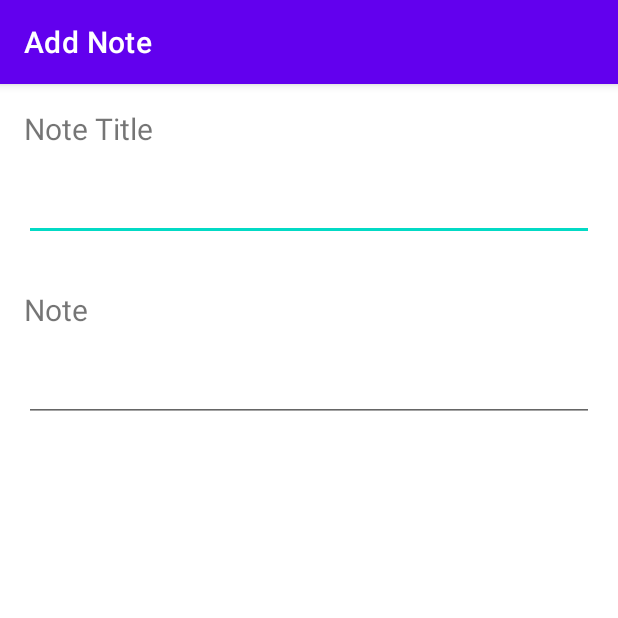
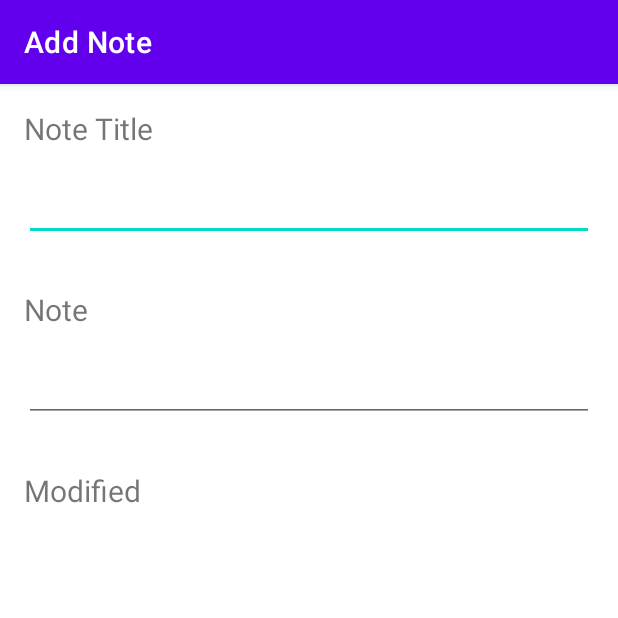
Before and after one commit to tnt177/WineNotes, an Android app: the screen it shows after launch (WineActivity), in the options menu, after a tap on "Add a New Note", on a phone screen of 412 x 824 dp, the top half of it. Run offline under Robolectric (Android 15) with nearby library versions, the phone set to English and light mode, and no system bars; our stand-ins replace Room's generated code.

Commit message:
Added code for lastModified field

```diff
--- a/app/src/main/java/com/example/winenotes/MainActivity.kt
+++ b/app/src/main/java/com/example/winenotes/MainActivity.kt
@@ -184,7 +184,7 @@ class MainActivity : AppCompatActivity() {
 
         override fun onBindViewHolder(holder: MyViewHolder, position: Int) {
             val note = notes[position]
-            holder.view.text = "${note.title}"
+            holder.view.text = "${note.title}\n${note.lastModified}"
         }
 
         override fun getItemCount(): Int {
--- a/app/src/main/java/com/example/winenotes/database/Note.kt
+++ b/app/src/main/java/com/example/winenotes/database/Note.kt
@@ -9,7 +9,7 @@ class NOTE (
     @PrimaryKey(autoGenerate = true) val id : Long,
     @ColumnInfo(name = "title") val title : String,
     @ColumnInfo(name = "notes_entered") val notesEntered : String,
-    // @ColumnInfo(name = "last_modified") val lastModified : String
+    @ColumnInfo(name = "last_modified") val lastModified : String
 ){
 
     override fun toString(): String {
--- a/app/src/main/res/layout/activity_wine.xml
+++ b/app/src/main/res/layout/activity_wine.xml
@@ -61,4 +61,27 @@
         app:layout_constraintStart_toStartOf="parent"
         app:layout_constraintTop_toBottomOf="@+id/textView2"
         tools:ignore="SpeakableTextPresentCheck" />
+
+    <TextView
+        android:id="@+id/modified_textView"
+        android:layout_width="wrap_content"
+        android:layout_height="wrap_content"
+        android:layout_marginStart="16dp"
+        android:layout_marginTop="32dp"
+        android:text="Modified"
+        android:textSize="20sp"
+        app:layout_constraintStart_toStartOf="parent"
+        app:layout_constraintTop_toBottomOf="@+id/editTextTextMultiLine" />
+
+    <TextView
+        android:id="@+id/last_modified_textView"
+        android:layout_width="0dp"
+        android:layout_height="wrap_content"
+        android:layout_marginStart="16dp"
+        android:layout_marginEnd="16dp"
+        android:textSize="25sp"
+        app:layout_constraintEnd_toEndOf="parent"
+        app:layout_constraintStart_toStartOf="parent"
+        app:layout_constraintTop_toBottomOf="@+id/modified_textView" />
+
 </androidx.constraintlayout.widget.ConstraintLayout>
```
Also changed, not shown: app/src/main/java/com/example/winenotes/WineActivity.kt (+15 -2 lines).
